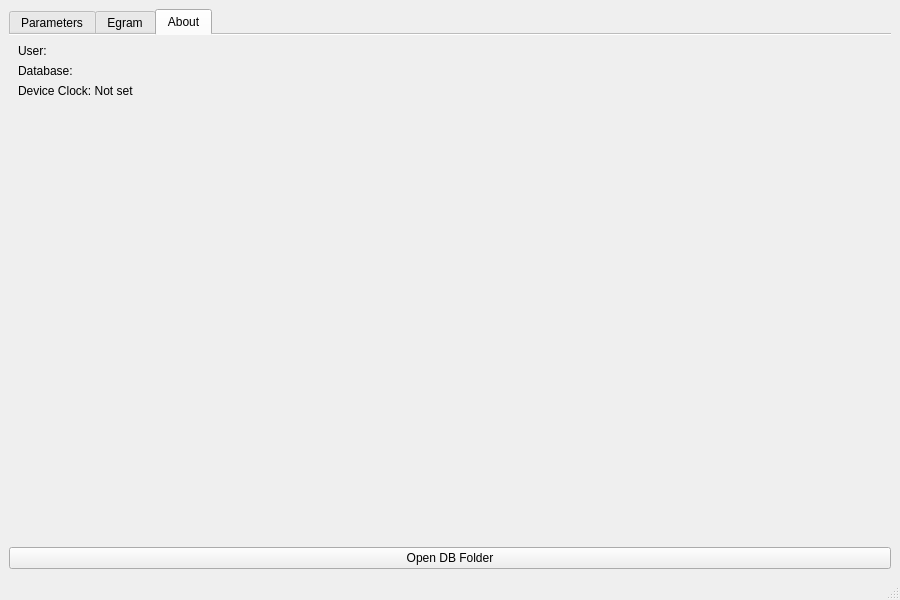
Old version of the form DCM/DCM_DELIV1/mainwindow.ui in the repository damhahlat/SFWRENG-3K04.
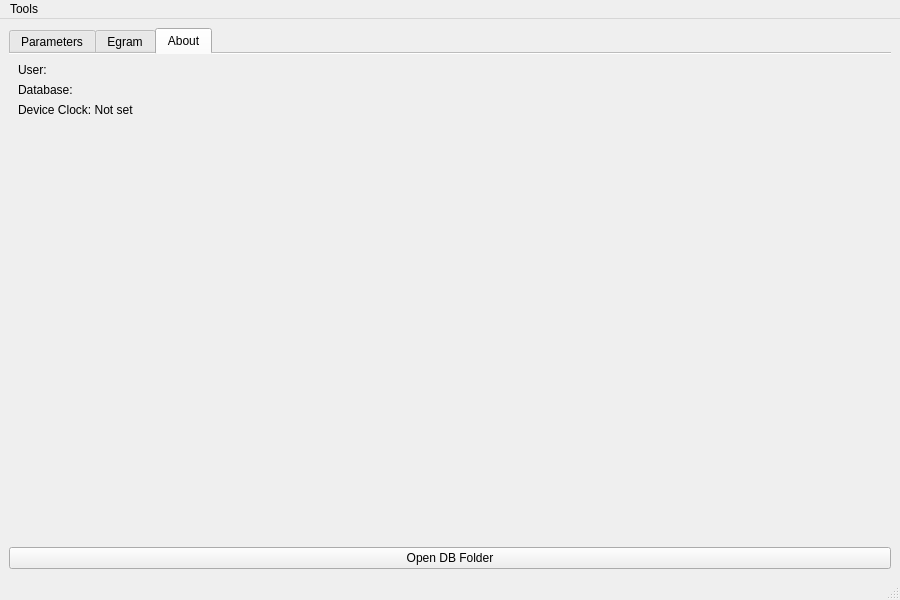
New version of the form.

What changed in the file:
```diff
--- a/DCM/DCM_DELIV1/mainwindow.ui
+++ b/DCM/DCM_DELIV1/mainwindow.ui
@@ -207,6 +207,13 @@
      <height>21</height>
     </rect>
    </property>
+   <widget class="QMenu" name="menuTools">
+    <property name="title">
+     <string>Tools</string>
+    </property>
+    <addaction name="actionSerialTest"/>
+   </widget>
+   <addaction name="menuTools"/>
   </widget>
   <widget class="QStatusBar" name="statusbar"/>
  </widget>
```
Left out of the diff: 21 changed lines with no effect on the pictures.
